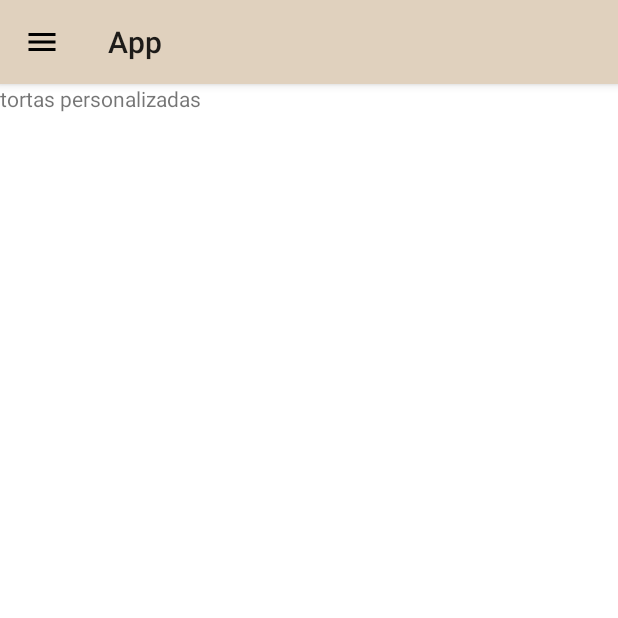
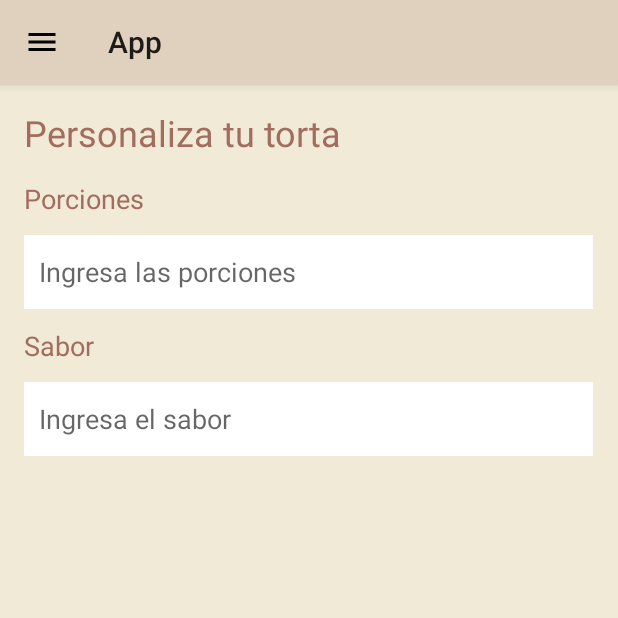
Before and after one commit to itzAngel/tsuki-project, an Android app: the screen it shows after launch (MainActivity), in the side drawer, after a tap on "Tortas Personalizadas", on a phone screen of 412 x 824 dp, the top half of it. Run offline under Robolectric (Android 15) with nearby library versions, the light colour scheme and no system bars.

Commit message:
tortas_p

```diff
--- a/final_project/app/src/main/res/layout/fragment_tortas_personalizadas.xml
+++ b/final_project/app/src/main/res/layout/fragment_tortas_personalizadas.xml
@@ -1,14 +1,92 @@
 <?xml version="1.0" encoding="utf-8"?>
 <FrameLayout xmlns:android="http://schemas.android.com/apk/res/android"
+    xmlns:app="http://schemas.android.com/apk/res-auto"
     xmlns:tools="http://schemas.android.com/tools"
     android:layout_width="match_parent"
     android:layout_height="match_parent"
+    android:background="@color/color3"
     tools:context=".fragmentos.TortasPersonalizadasFragment">
 
     <!-- TODO: Update blank fragment layout -->
-    <TextView
+    <ScrollView
         android:layout_width="match_parent"
-        android:layout_height="match_parent"
-        android:text="tortas personalizadas" />
+        android:layout_height="match_parent">
+
+        <LinearLayout
+            android:layout_width="match_parent"
+            android:layout_height="wrap_content"
+            android:orientation="vertical" >
+
+            <androidx.constraintlayout.widget.ConstraintLayout
+                android:layout_width="match_parent"
+                android:layout_height="match_parent">
+
+                <TextView
+                    android:id="@+id/textView7"
+                    android:layout_width="wrap_content"
+                    android:layout_height="wrap_content"
+                    android:layout_marginStart="16dp"
+                    android:layout_marginTop="16dp"
+                    android:text="Personaliza tu torta "
+                    android:textColor="@color/color2"
+                    android:textSize="24sp"
+                    app:layout_constraintStart_toStartOf="parent"
+                    app:layout_constraintTop_toTopOf="parent" />
+
+                <TextView
+                    android:id="@+id/textView20"
+                    android:layout_width="wrap_content"
+                    android:layout_height="wrap_content"
+                    android:layout_marginStart="16dp"
+                    android:layout_marginTop="15dp"
+                    android:text="Porciones"
+                    android:textColor="@color/color2"
+                    android:textSize="18sp"
+                    app:layout_constraintStart_toStartOf="parent"
+                    app:layout_constraintTop_toBottomOf="@+id/textView7" />
+
+                <EditText
+                    android:id="@+id/txtPorciones"
+                    android:layout_width="379dp"
+                    android:layout_height="49dp"
+                    android:layout_marginStart="16dp"
+                    android:layout_marginTop="12dp"
+                    android:background="@color/white"
+                    android:ems="10"
+                    android:hint="Ingresa las porciones"
+                    android:inputType="textPersonName"
+                    android:paddingHorizontal="10dp"
+                    app:layout_constraintStart_toStartOf="parent"
+                    app:layout_constraintTop_toBottomOf="@+id/textView20" />
+
+                <TextView
+                    android:id="@+id/tvsabor"
+                    android:layout_width="wrap_content"
+                    android:layout_height="wrap_content"
+                    android:layout_marginStart="16dp"
+                    android:layout_marginTop="12dp"
+                    android:text="Sabor"
+                    android:textColor="@color/color2"
+                    android:textSize="18sp"
+                    app:layout_constraintStart_toStartOf="parent"
+                    app:layout_constraintTop_toBottomOf="@+id/txtPorciones" />
+
+                <EditText
+                    android:id="@+id/txtSabor"
+                    android:layout_width="379dp"
+                    android:layout_height="49dp"
+                    android:layout_marginStart="16dp"
+                    android:layout_marginTop="12dp"
+                    android:background="@color/white"
+                    android:ems="10"
+                    android:hint="Ingresa el sabor"
+                    android:inputType="textPersonName"
+                    android:paddingHorizontal="10dp"
+                    app:layout_constraintStart_toStartOf="parent"
+                    app:layout_constraintTop_toBottomOf="@+id/tvsabor" />
+            </androidx.constraintlayout.widget.ConstraintLayout>
+
+        </LinearLayout>
+    </ScrollView>
 
 </FrameLayout>
```
